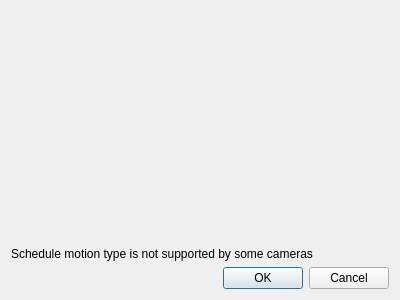
Above: client/src/ui/dialogs/export_camera_settings_dialog.ui from networkoptix/nx_open before the change. Below: the same form after it.
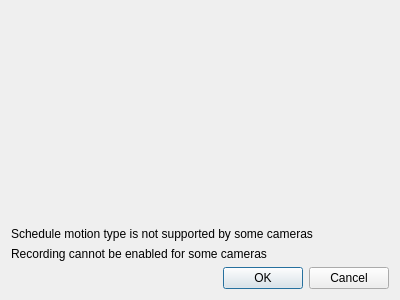
That is the form after the change. Custom widgets are drawn as their Qt base class.

Commit message:
Using digital licensec instead of analog (in progress); Forbid exporting schedule to DTS cameras
<==== Mercurial data ====>
Branch: feature/1758

The edit to the form file:
```diff
--- a/client/src/ui/dialogs/export_camera_settings_dialog.ui
+++ b/client/src/ui/dialogs/export_camera_settings_dialog.ui
@@ -19,7 +19,7 @@
   <property name="windowTitle">
    <string>Copy schedule...</string>
   </property>
-  <layout class="QVBoxLayout" name="verticalLayout_2" stretch="1,0,0,0">
+  <layout class="QVBoxLayout" name="verticalLayout_2" stretch="1,0,0,0,0">
    <item>
     <widget class="QnResourceTreeWidget" name="resourcesWidget" native="true">
      <layout class="QVBoxLayout" name="verticalLayout"/>
@@ -45,6 +45,13 @@
      </property>
     </widget>
    </item>
+   <item>
+    <widget class="QLabel" name="dtsLabel">
+     <property name="text">
+      <string>Recording cannot be enabled for some cameras</string>
+     </property>
+    </widget>
+   </item>
    <item>
     <widget class="QDialogButtonBox" name="buttonBox">
      <property name="orientation">
```
The commit also changes 6 other files.
